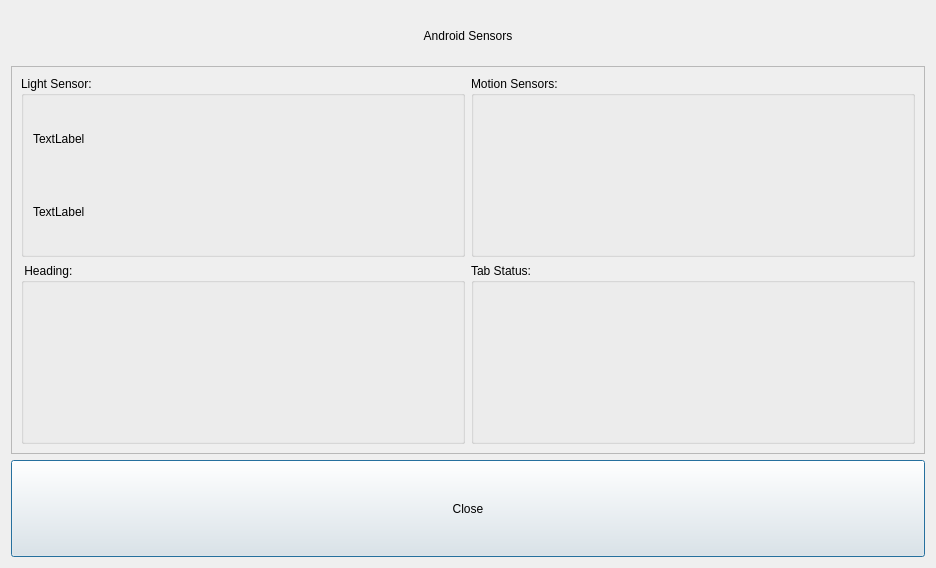
Qt form WDguiBoat/WDguiBoat/Android_Sensors/androidsensordialog.ui (geirwanvik/WDrov) before a commit.
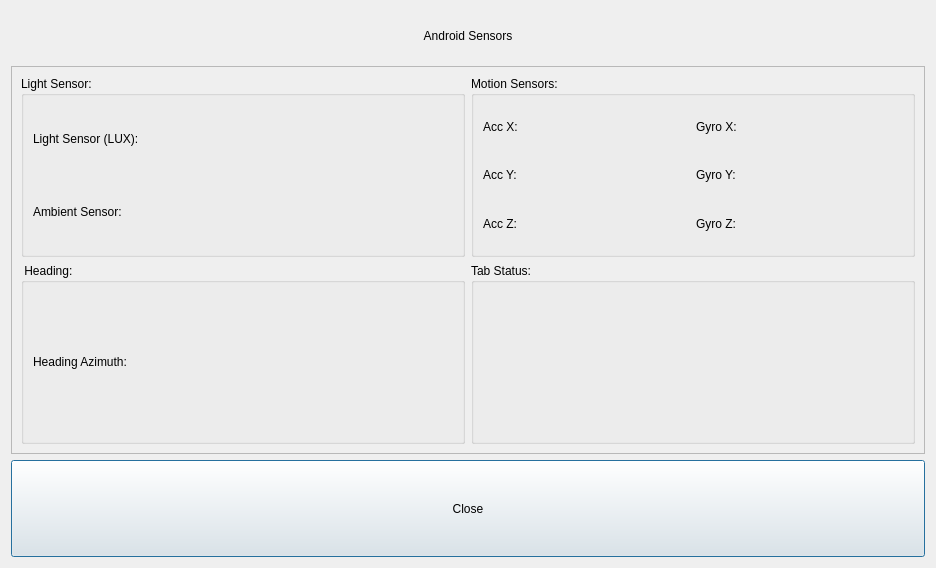
The same form after that commit.

Commit message: Added android sensors

The edit to the form file:
```diff
--- a/WDguiBoat/WDguiBoat/Android_Sensors/androidsensordialog.ui
+++ b/WDguiBoat/WDguiBoat/Android_Sensors/androidsensordialog.ui
@@ -41,6 +41,15 @@
          <property name="title">
           <string> Heading:</string>
          </property>
+         <layout class="QGridLayout" name="gridLayout_5">
+          <item row="0" column="0">
+           <widget class="QLabel" name="labelHeadingAzimuth">
+            <property name="text">
+             <string>Heading Azimuth: </string>
+            </property>
+           </widget>
+          </item>
+         </layout>
         </widget>
        </item>
        <item row="0" column="1">
@@ -48,6 +57,50 @@
          <property name="title">
           <string>Motion Sensors:</string>
          </property>
+         <layout class="QGridLayout" name="gridLayout_4">
+          <item row="1" column="1">
+           <widget class="QLabel" name="labelGyroY">
+            <property name="text">
+             <string>Gyro Y:</string>
+            </property>
+           </widget>
+          </item>
+          <item row="0" column="1">
+           <widget class="QLabel" name="labelGyroX">
+            <property name="text">
+             <string>Gyro X:</string>
+            </property>
+           </widget>
+          </item>
+          <item row="0" column="0">
+           <widget class="QLabel" name="labelAccX">
+            <property name="text">
+             <string>Acc X: </string>
+            </property>
+           </widget>
+          </item>
+          <item row="1" column="0">
+           <widget class="QLabel" name="labelAccY">
+            <property name="text">
+             <string>Acc Y:</string>
+            </property>
+           </widget>
+          </item>
+          <item row="2" column="0">
+           <widget class="QLabel" name="labelAccZ">
+            <property name="text">
+             <string>Acc Z: </string>
+            </property>
+           </widget>
+          </item>
+          <item row="2" column="1">
+           <widget class="QLabel" name="labelGyroZ">
+            <property name="text">
+             <string>Gyro Z: </string>
+            </property>
+           </widget>
+          </item>
+         </layout>
         </widget>
        </item>
        <item row="0" column="0">
@@ -59,14 +112,14 @@
           <item row="0" column="0">
            <widget class="QLabel" name="label_2">
             <property name="text">
-             <string>TextLabel</string>
+             <string>Light Sensor (LUX):</string>
             </property>
            </widget>
           </item>
           <item row="1" column="0">
            <widget class="QLabel" name="label_3">
             <property name="text">
-             <string>TextLabel</string>
+             <string>Ambient Sensor: </string>
             </property>
            </widget>
           </item>
```
Left out of the diff: 4 changed lines with no effect on the pictures. The commit also changes 15 other files.
